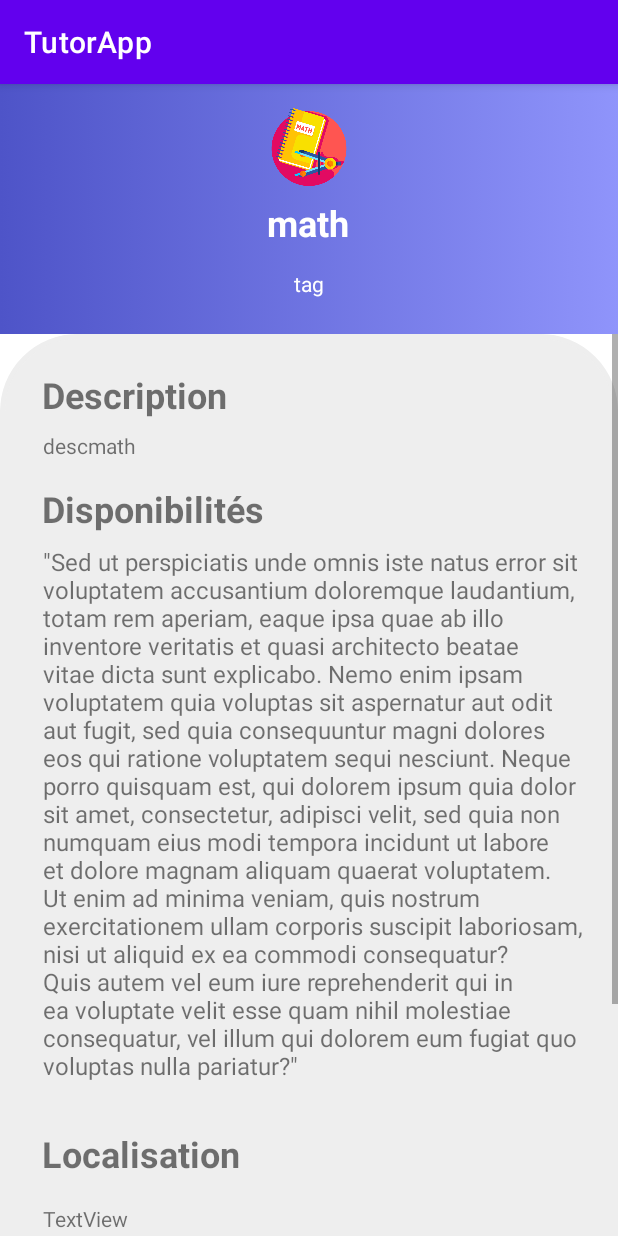
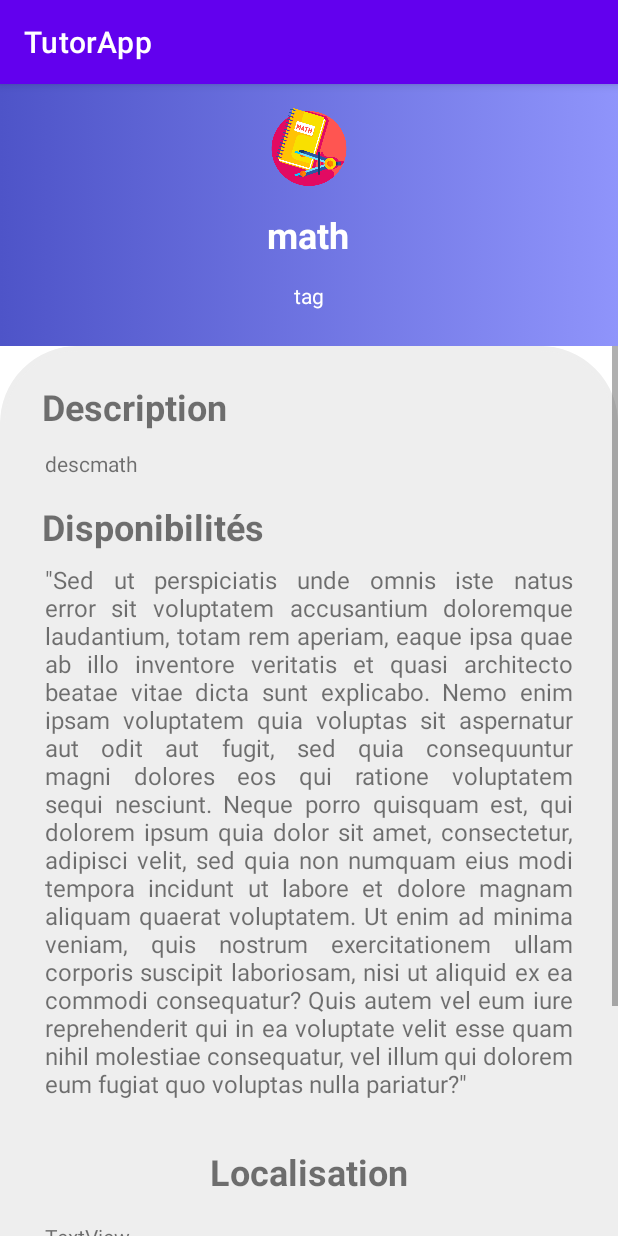
Before and after one commit to toma-demagn/Incoming, an Android app: the screen it shows after launch (ShowAd), after a tap on "math", on a phone screen of 412 x 824 dp. Run offline under Robolectric (Android 15) with nearby library versions, the phone set to English and light mode, and no system bars; our stand-ins replace navigation-ui; network calls fail.

Commit message:
finitions frontend
padding

```diff
--- a/app/src/main/java/com/example/tutorapp/ShowAd.kt
+++ b/app/src/main/java/com/example/tutorapp/ShowAd.kt
@@ -14,10 +14,10 @@ class ShowAd : AppCompatActivity() {
         val desc = bundle?.getString("desc")
         val pic = bundle?.getInt("pic")
         Toast.makeText(this, name + " " + desc + " "+pic, Toast.LENGTH_LONG).show()
-        textView9.setText(name)
+        adName.setText(name)
         descriptionText.setText(desc)
         if (pic != null) {
-            imageView.setImageResource(pic)
+            subjectIcon.setImageResource(pic)
         };
     }
 }
--- a/app/src/main/res/layout/activity_show_ad.xml
+++ b/app/src/main/res/layout/activity_show_ad.xml
@@ -8,14 +8,14 @@
     tools:context=".ShowAd">
 
     <ImageView
-        android:id="@+id/imageView"
+        android:id="@+id/subjectIcon"
         android:layout_width="56dp"
         android:layout_height="52dp"
         android:layout_marginStart="177dp"
         android:layout_marginTop="16dp"
         android:layout_marginEnd="178dp"
         android:layout_marginBottom="8dp"
-        app:layout_constraintBottom_toTopOf="@+id/textView9"
+        app:layout_constraintBottom_toTopOf="@+id/adName"
         app:layout_constraintEnd_toEndOf="parent"
         app:layout_constraintStart_toStartOf="parent"
         app:layout_constraintTop_toTopOf="parent"
@@ -23,22 +23,24 @@
         tools:srcCompat="@tools:sample/avatars" />
 
     <TextView
-        android:id="@+id/textView9"
+        android:id="@+id/adName"
         android:layout_width="411dp"
         android:layout_height="34dp"
         android:layout_marginTop="8dp"
         android:layout_marginEnd="1dp"
+        android:layout_marginBottom="13dp"
         android:text="Nom annonce"
         android:textAlignment="center"
         android:textColor="@color/white"
         android:textSize="24sp"
         android:textStyle="bold"
+        app:layout_constraintBottom_toTopOf="@+id/tag1"
         app:layout_constraintEnd_toEndOf="parent"
         app:layout_constraintStart_toStartOf="parent"
-        app:layout_constraintTop_toBottomOf="@+id/imageView" />
+        app:layout_constraintTop_toBottomOf="@+id/subjectIcon" />
 
     <TextView
-        android:id="@+id/textView10"
+        android:id="@+id/tag1"
         android:layout_width="wrap_content"
         android:layout_height="wrap_content"
         android:layout_marginStart="195dp"
@@ -48,7 +50,7 @@
         android:textColor="@color/white"
         app:layout_constraintEnd_toEndOf="parent"
         app:layout_constraintStart_toStartOf="parent"
-        app:layout_constraintTop_toBottomOf="@+id/textView9" />
+        app:layout_constraintTop_toBottomOf="@+id/adName" />
 
     <ScrollView
         android:layout_width="match_parent"
@@ -60,7 +62,7 @@
         app:layout_constraintEnd_toEndOf="parent"
         app:layout_constraintHorizontal_bias="1.0"
         app:layout_constraintStart_toStartOf="parent"
-        app:layout_constraintTop_toBottomOf="@+id/textView10">
+        app:layout_constraintTop_toBottomOf="@+id/tag1">
 
         <androidx.constraintlayout.widget.ConstraintLayout
             android:layout_width="match_parent"
@@ -84,14 +86,15 @@
 
             <TextView
                 android:id="@+id/descriptionText"
-                android:layout_width="361dp"
+                android:layout_width="wrap_content"
                 android:layout_height="wrap_content"
-                android:layout_marginStart="28dp"
-                android:layout_marginTop="8dp"
-                android:layout_marginEnd="21dp"
+                android:layout_marginTop="12dp"
+                android:paddingLeft="30dp"
+                android:paddingRight="30dp"
                 android:justificationMode="inter_word"
-                android:text="TextView"
+                android:text="Sed ut perspiciatis unde omnis iste natus error sit voluptatem accusantium doloremque laudantium, totam rem aperiam, eaque ipsa quae ab illo inventore veritatis et quasi architecto beatae vitae dicta sunt explicabo. Nemo enim ipsam voluptatem quia voluptas sit aspernatur aut odit aut fugit, sed quia consequuntur magni dolores eos qui ratione voluptatem sequi nesciunt. Neque porro quisquam est, qui dolorem ipsum quia dolor sit amet, consectetur, adipisci velit, sed quia non numquam eius modi tempora incidunt ut labore et dolore magnam aliquam quaerat voluptatem. Ut enim ad minima veniam, quis nostrum exercitationem ullam corporis suscipit laboriosam, nisi ut aliquid ex ea commodi consequatur? Quis autem vel eum iure reprehenderit qui in ea voluptate velit esse quam nihil molestiae consequatur, vel illum qui dolorem eum fugiat quo voluptas nulla pariatur?"
                 app:layout_constraintEnd_toEndOf="parent"
+                app:layout_constraintHorizontal_bias="0.0"
                 app:layout_constraintStart_toStartOf="parent"
                 app:layout_constraintTop_toBottomOf="@+id/descriptionTitle" />
 
@@ -111,12 +114,13 @@
 
             <TextView
                 android:id="@+id/availableHoursText"
-                android:layout_width="361dp"
+                android:layout_width="wrap_content"
                 android:layout_height="wrap_content"
-                android:layout_marginStart="28dp"
                 android:layout_marginTop="8dp"
-                android:layout_marginEnd="21dp"
                 android:layout_marginBottom="15dp"
+                android:paddingLeft="30dp"
+                android:paddingRight="30dp"
+                android:justificationMode="inter_word"
                 android:text='"Sed ut perspiciatis unde omnis iste natus error sit voluptatem accusantium doloremque laudantium, totam rem aperiam, eaque ipsa quae ab illo inventore veritatis et quasi architecto beatae vitae dicta sunt explicabo. Nemo enim ipsam voluptatem quia voluptas sit aspernatur aut odit aut fugit, sed quia consequuntur magni dolores eos qui ratione voluptatem sequi nesciunt. Neque porro quisquam est, qui dolorem ipsum quia dolor sit amet, consectetur, adipisci velit, sed quia non numquam eius modi tempora incidunt ut labore et dolore magnam aliquam quaerat voluptatem. Ut enim ad minima veniam, quis nostrum exercitationem ullam corporis suscipit laboriosam, nisi ut aliquid ex ea commodi consequatur? Quis autem vel eum iure reprehenderit qui in ea voluptate velit esse quam nihil molestiae consequatur, vel illum qui dolorem eum fugiat quo voluptas nulla pariatur?"'
                 android:textSize="16sp"
                 app:layout_constraintBottom_toTopOf="@+id/localisationTitle"
@@ -128,11 +132,11 @@
                 android:id="@+id/localisationTitle"
                 android:layout_width="wrap_content"
                 android:layout_height="wrap_content"
-                android:layout_marginStart="27dp"
                 android:layout_marginTop="16dp"
-                android:layout_marginEnd="251dp"
                 android:layout_marginBottom="9dp"
                 android:text="@string/localisation"
+                android:paddingLeft="30dp"
+                android:paddingRight="30dp"
                 android:textSize="24sp"
                 android:textStyle="bold"
                 app:layout_constraintBottom_toTopOf="@+id/localisationText"
@@ -142,15 +146,16 @@
 
             <TextView
                 android:id="@+id/localisationText"
-                android:layout_width="361dp"
+                android:layout_width="wrap_content"
                 android:layout_height="wrap_content"
-                android:layout_marginStart="28dp"
                 android:layout_marginTop="8dp"
-                android:layout_marginEnd="21dp"
                 android:layout_marginBottom="17dp"
+                android:paddingLeft="30dp"
+                android:paddingRight="30dp"
                 android:text="TextView"
                 app:layout_constraintBottom_toTopOf="@+id/autorTitle"
                 app:layout_constraintEnd_toEndOf="parent"
+                app:layout_constraintHorizontal_bias="0.0"
                 app:layout_constraintStart_toStartOf="parent"
                 app:layout_constraintTop_toBottomOf="@+id/localisationTitle" />
 
@@ -158,7 +163,8 @@
                 android:id="@+id/autorTitle"
                 android:layout_width="wrap_content"
                 android:layout_height="wrap_content"
-                android:layout_marginStart="27dp"
+                android:paddingLeft="30dp"
+                android:paddingRight="30dp"
                 android:layout_marginTop="16dp"
                 android:layout_marginBottom="8dp"
                 android:text="@string/autor"
@@ -170,22 +176,26 @@
 
             <TextView
                 android:id="@+id/autorText"
-                android:layout_width="361dp"
-                android:layout_height="22dp"
+                android:layout_width="wrap_content"
+                android:layout_height="wrap_content"
                 android:layout_marginStart="28dp"
                 android:layout_marginTop="8dp"
                 android:layout_marginEnd="21dp"
                 android:layout_marginBottom="24dp"
+                android:justificationMode="inter_word"
+                android:paddingLeft="30dp"
+                android:paddingRight="30dp"
                 android:text="TextView"
                 app:layout_constraintBottom_toTopOf="@+id/contactButton"
                 app:layout_constraintEnd_toEndOf="parent"
+                app:layout_constraintHorizontal_bias="0.0"
                 app:layout_constraintStart_toStartOf="parent"
                 app:layout_constraintTop_toBottomOf="@+id/autorTitle" />
 
             <Button
                 android:id="@+id/contactButton"
-                android:layout_width="134dp"
-                android:layout_height="58dp"
+                android:layout_width="wrap_content"
+                android:layout_height="wrap_content"
                 android:layout_marginStart="144dp"
                 android:layout_marginTop="24dp"
                 android:layout_marginEnd="143dp"
```
